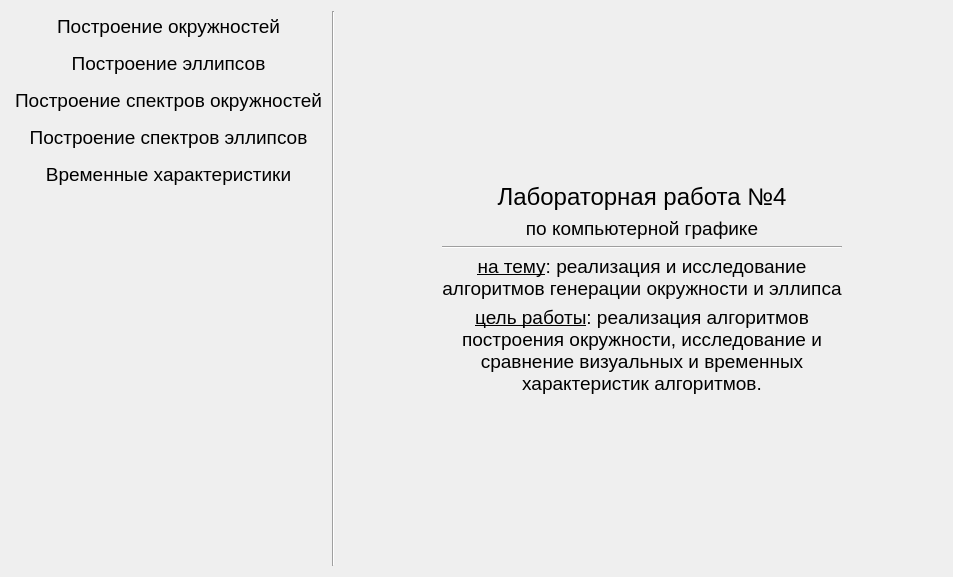
RullDeef/cg-lab, file lab_4/src/ui/mainwindow.ui: the form before one commit.
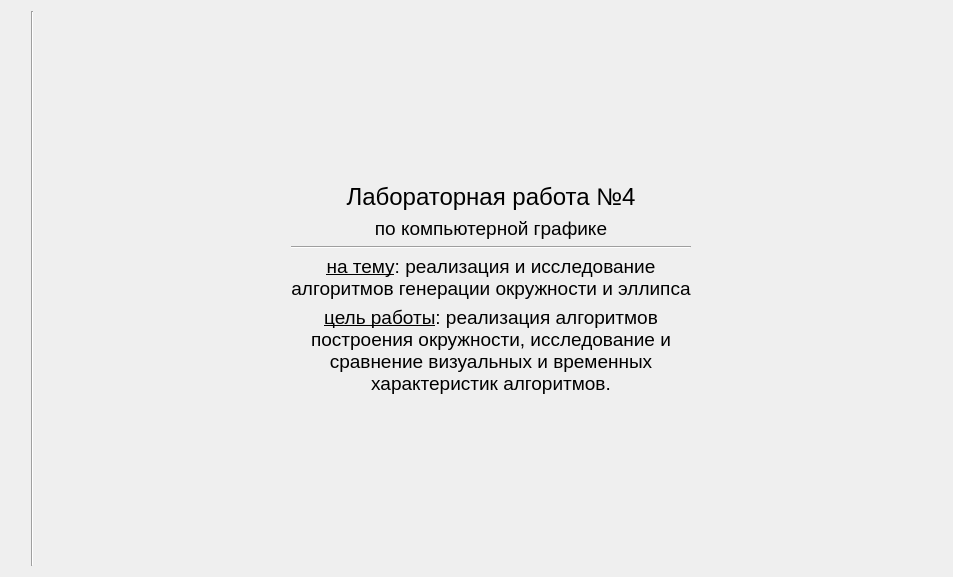
The form after the commit.

```diff
--- a/lab_4/src/ui/mainwindow.ui
+++ b/lab_4/src/ui/mainwindow.ui
@@ -16,7 +16,7 @@
   <widget class="QWidget" name="centralWidget">
    <layout class="QGridLayout" name="gridLayout">
     <item row="0" column="1">
-     <widget class="Line" name="line_2">
+     <widget class="Line" name="line">
       <property name="orientation">
        <enum>Qt::Vertical</enum>
       </property>
@@ -25,112 +25,7 @@
     <item row="0" column="0">
      <layout class="QVBoxLayout" name="verticalLayout">
       <item>
-       <widget class="QPushButton" name="circleButton">
-        <property name="font">
-         <font>
-          <pointsize>14</pointsize>
-         </font>
-        </property>
-        <property name="text">
-         <string>Построение окружностей</string>
-        </property>
-        <property name="autoDefault">
-         <bool>false</bool>
-        </property>
-        <property name="default">
-         <bool>false</bool>
-        </property>
-        <property name="flat">
-         <bool>true</bool>
-        </property>
-       </widget>
-      </item>
-      <item>
-       <widget class="QPushButton" name="ellipseButton">
-        <property name="font">
-         <font>
-          <pointsize>14</pointsize>
-         </font>
-        </property>
-        <property name="text">
-         <string>Построение эллипсов</string>
-        </property>
-        <property name="autoDefault">
-         <bool>false</bool>
-        </property>
-        <property name="default">
-         <bool>false</bool>
-        </property>
-        <property name="flat">
-         <bool>true</bool>
-        </property>
-       </widget>
-      </item>
-      <item>
-       <widget class="QPushButton" name="spectrumCircleButton">
-        <property name="font">
-         <font>
-          <pointsize>14</pointsize>
-         </font>
-        </property>
-        <property name="text">
-         <string>Построение спектров окружностей</string>
-        </property>
-        <property name="autoDefault">
-         <bool>false</bool>
-        </property>
-        <property name="default">
-         <bool>false</bool>
-        </property>
-        <property name="flat">
-         <bool>true</bool>
-        </property>
-       </widget>
-      </item>
-      <item>
-       <widget class="QPushButton" name="spectrumEllipseButton">
-        <property name="font">
-         <font>
-          <pointsize>14</pointsize>
-         </font>
-        </property>
-        <property name="text">
-         <string>Построение спектров эллипсов</string>
-        </property>
-        <property name="autoDefault">
-         <bool>false</bool>
-        </property>
-        <property name="default">
-         <bool>false</bool>
-        </property>
-        <property name="flat">
-         <bool>true</bool>
-        </property>
-       </widget>
-      </item>
-      <item>
-       <widget class="QPushButton" name="statsButton">
-        <property name="font">
-         <font>
-          <pointsize>14</pointsize>
-         </font>
-        </property>
-        <property name="text">
-         <string>Временные характеристики</string>
-        </property>
-        <property name="autoDefault">
-         <bool>false</bool>
-        </property>
-        <property name="default">
-         <bool>false</bool>
-        </property>
-        <property name="flat">
-         <bool>true</bool>
-        </property>
-       </widget>
-      </item>
-      <item>
-       <spacer name="verticalSpacer">
+       <spacer name="spacer">
         <property name="orientation">
          <enum>Qt::Vertical</enum>
         </property>
@@ -238,7 +133,7 @@
            </widget>
           </item>
           <item>
-           <widget class="Line" name="line">
+           <widget class="Line" name="line2">
             <property name="orientation">
              <enum>Qt::Horizontal</enum>
             </property>
```
Left out of the diff: 2 changed lines with no effect on the pictures.
